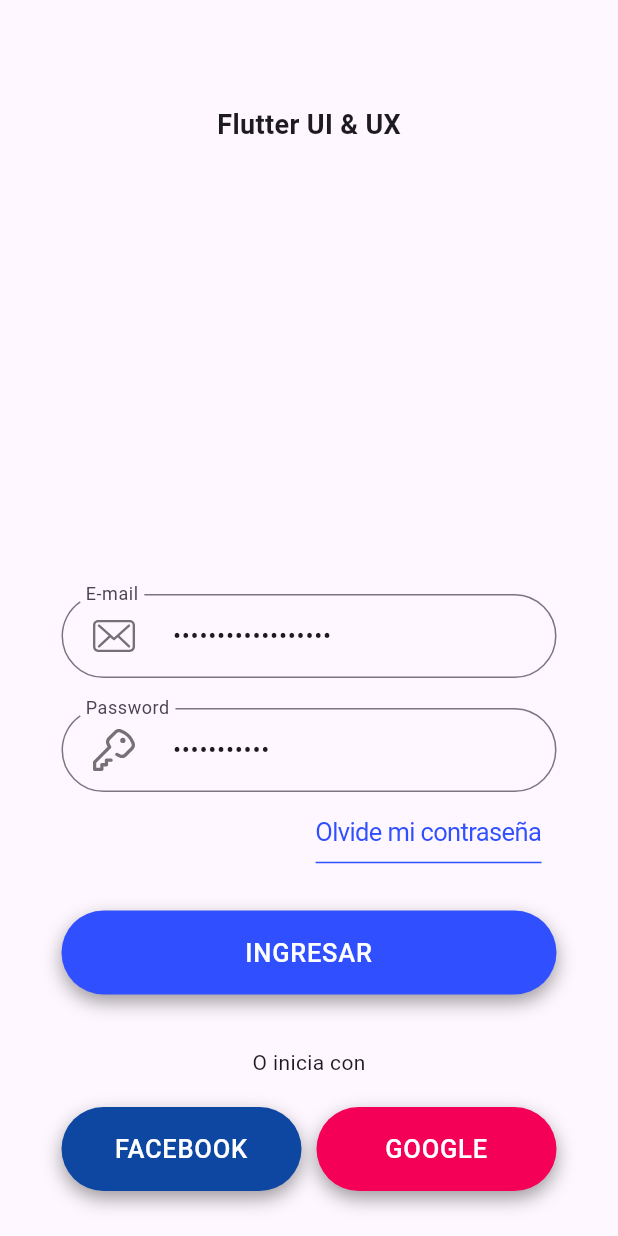
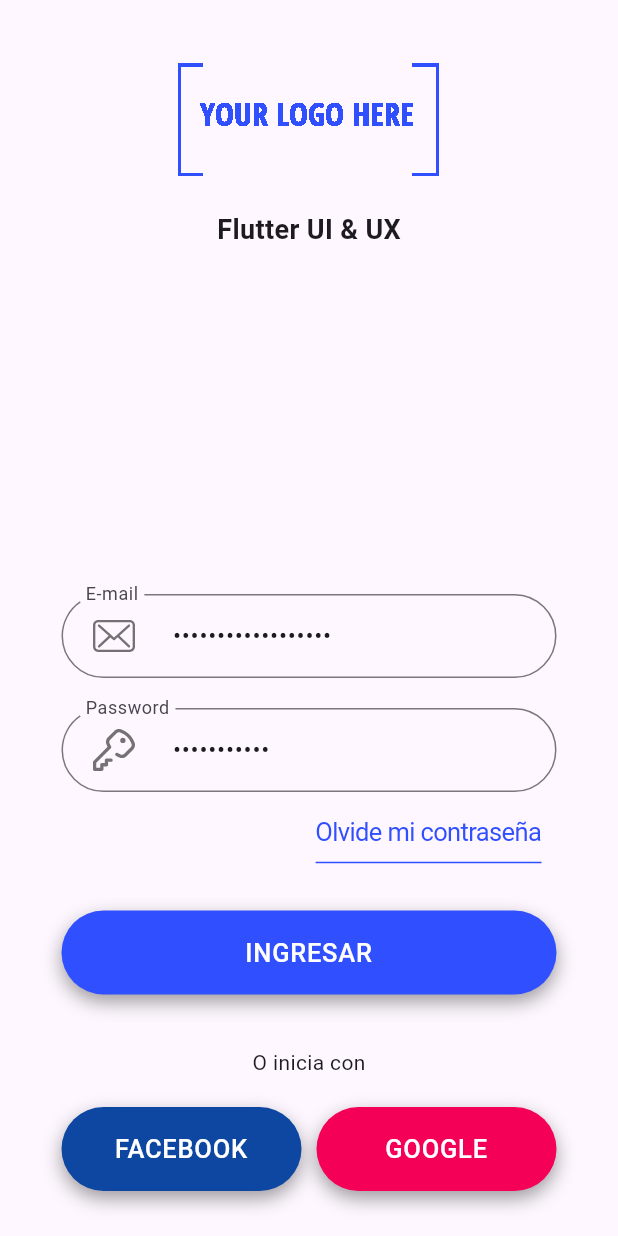
Before and after one commit to breinersn/flutter_login_bloc, a Flutter app: the screen it shows after launch, on a phone screen of 412 x 824 dp. Run offline on Flutter 3.47's test engine with Material 3 defaults, Android fonts, the phone set to English and light mode, and no system bars; our stand-ins replace bloc, equatable, flutter_bloc, flutter_svg.

Commit message:
assets logo login

```diff
--- a/lib/pages/login_page.dart
+++ b/lib/pages/login_page.dart
@@ -78,12 +78,13 @@ class _LoginPageState extends State<LoginPage> {
                         Column(
                           children: <Widget>[
                             Padding(
-                              padding: EdgeInsets.only(top: 60, bottom: 10),
-                              // child: Image.network(
-                              //   'https://placeholder.com/wp-content/uploads/2018/10/placeholder.com-logo4.png',
-                              //   width: 280,
-                              //   color: Color(0xff304FFE),
-                              // ),
+                              padding:
+                                  const EdgeInsets.only(top: 30, bottom: 10),
+                              child: Image.asset(
+                                'assets/images/logo.png',
+                                width: 200,
+                                color: Color(0xff304FFE),
+                              ),
                             ),
                             const Text(
                               "Flutter UI & UX",
--- a/pubspec.yaml
+++ b/pubspec.yaml
@@ -60,6 +60,7 @@ flutter:
   # To add assets to your application, add an assets section, like this:
   assets:
     - assets/icons/
+    - assets/images/
     # - images/a_dot_ham.jpeg
 
   # An image asset can refer to one or more resolution-specific "variants", see
```
Also changed, not shown: assets/images/logo.png (added).
